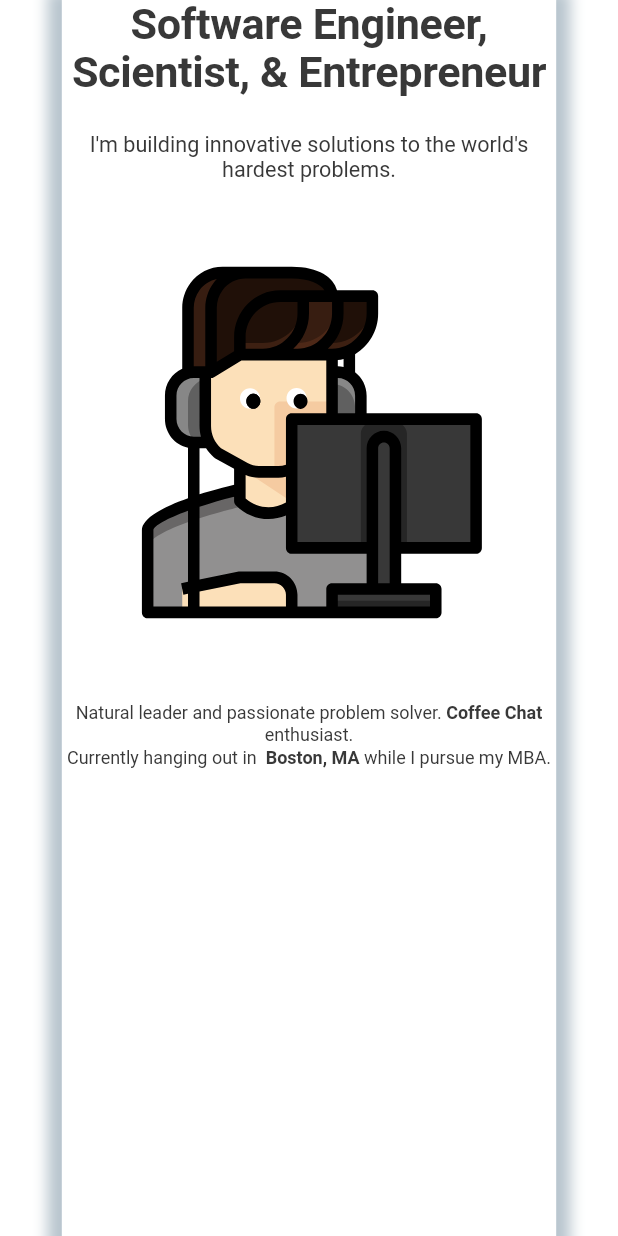
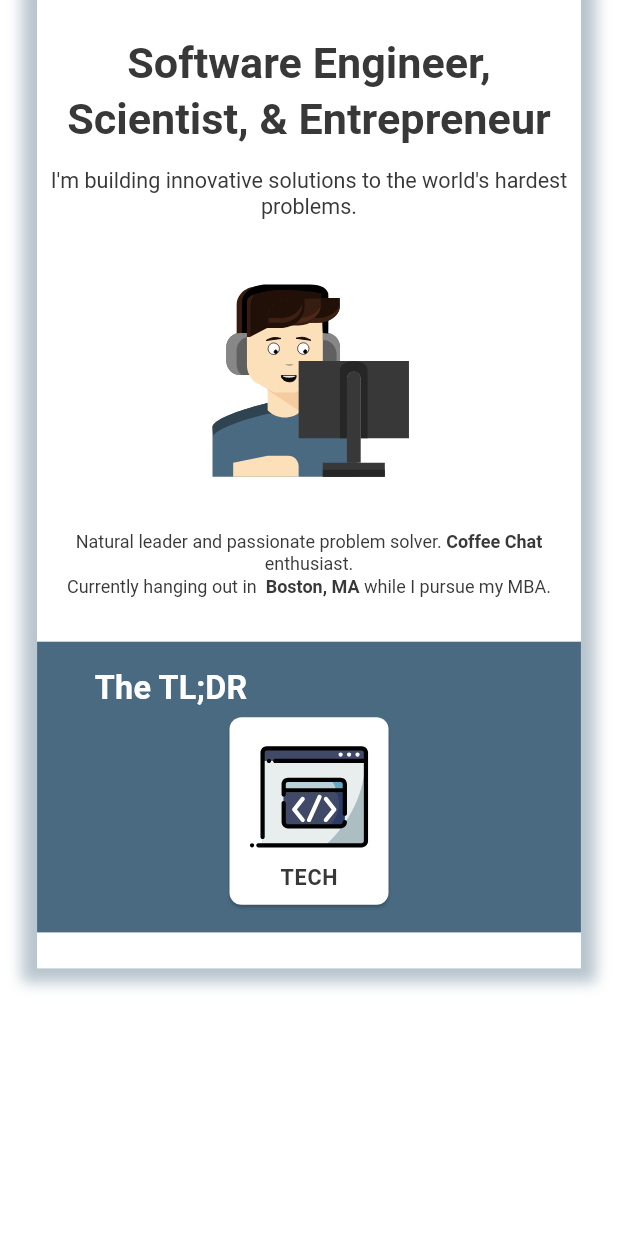
Before and after one commit to gavanaken/gavanaken.github.io, a Flutter app: the screen it shows after launch, on a phone screen of 412 x 824 dp. Run offline on Flutter 3.47's test engine with Material 3 defaults, Android fonts, the light colour scheme and no system bars; our stand-ins replace flutter_svg.

Commit message:
Static stuff complete mostly - moving on to tile interactions

```diff
--- /dev/null
+++ b/site/lib/clickable_tile.dart
@@ -0,0 +1,47 @@
+import 'package:flutter/material.dart';
+
+import 'package:flutter_svg/flutter_svg.dart';
+
+import 'colors.dart';
+import 'screen_helpers.dart';
+
+class ClickableTile extends StatelessWidget {
+  final String svgPath;
+  final String name;
+  final Function(String)? onTapCb;
+
+  const ClickableTile(
+      {super.key, required this.svgPath, required this.name, this.onTapCb});
+
+  @override
+  Widget build(BuildContext context) {
+    return InkWell(
+      onTap: () => onTapCb!(name),
+      child: Card(
+        color: BackgroundColors.white,
+        shape: RoundedRectangleBorder(
+          borderRadius: BorderRadius.circular(
+              8.0), // Adjust radius size here to make it smaller or larger
+        ),
+        child: Padding(
+            padding: EdgeInsets.all(8.0),
+            child: Column(
+              children: [
+                SvgPicture.asset(
+                  svgPath,
+                  height: 150 * getScreenScale(context),
+                  width: 150 * getScreenScale(context),
+                ),
+                Text(
+                  name,
+                  style: getScaledTextStyle(
+                    context,
+                    Theme.of(context).textTheme.labelMedium,
+                  ),
+                )
+              ],
+            )),
+      ),
+    );
+  }
+}
--- /dev/null
+++ b/site/lib/floating_container.dart
@@ -0,0 +1,35 @@
+import 'package:flutter/material.dart';
+import 'colors.dart';
+
+class FloatingContainer extends StatelessWidget {
+  final double edgeMargin;
+  final Widget? child;
+
+  const FloatingContainer({
+    super.key,
+    this.edgeMargin = 0.1,
+    this.child,
+  });
+
+  @override
+  Widget build(BuildContext context) {
+    return Container(
+      margin: EdgeInsets.symmetric(
+        horizontal: MediaQuery.of(context).size.width * edgeMargin,
+      ),
+      decoration: BoxDecoration(
+        color: BackgroundColors.white, // The background color of the container
+        boxShadow: [
+          BoxShadow(
+            color: BackgroundColors.grey
+                .withOpacity(0.8), // Shadow color with some transparency
+            spreadRadius: 10, // Spread radius
+            blurRadius: 7, // Blur radius
+            //offset: const Offset(-2, 0), // changes position of shadow
+          ),
+        ],
+      ),
+      child: child,
+    );
+  }
+}
--- a/site/lib/main.dart
+++ b/site/lib/main.dart
@@ -1,7 +1,11 @@
 import 'package:flutter/material.dart';
+
 import 'package:flutter_svg/flutter_svg.dart';
+import 'package:site/clickable_tile.dart';
+import 'package:site/floating_container.dart';
+import 'package:site/tile_content.dart';
 
-import 'text_helpers.dart';
+import 'screen_helpers.dart';
 
 import 'colors.dart';
 
@@ -38,13 +42,21 @@ class MyApp extends StatelessWidget {
         //     seedColor: BackgroundColors.blue, brightness: Brightness.light),
         scaffoldBackgroundColor: BackgroundColors.white,
         textTheme: const TextTheme(
-          displayLarge: TextStyle(
+          titleLarge: TextStyle(
               fontSize: 48,
+              color: TextColors.darkgrey,
+              fontWeight: FontWeight.bold),
+          titleMedium: TextStyle(
+              fontSize: 36,
               color: TextColors.darkgrey,
               fontWeight: FontWeight.bold),
           displayMedium: TextStyle(fontSize: 24, color: TextColors.darkgrey),
           displaySmall: TextStyle(fontSize: 20, color: TextColors.darkgrey),
           bodySmall: TextStyle(fontSize: 18, color: TextColors.darkgrey),
+          labelMedium: TextStyle(
+              fontSize: 24,
+              color: TextColors.darkgrey,
+              fontWeight: FontWeight.bold),
         ),
       ),
       home: const MyHomePage(title: 'Greg Van Aken'),
@@ -71,43 +83,31 @@ class MyHomePage extends StatefulWidget {
 }
 
 class _MyHomePageState extends State<MyHomePage> {
-  void _incrementCounter() {
+  String? selectedTile;
+
+  void selectTile(String tileName) {
+    if (selectedTile == tileName) {
+      // If the same tile is tapped again, collapse the detail view.
       setState(() {
-      // This call to setState tells the Flutter framework that something has
-      // changed in this State, which causes it to rerun the build method below
-      // so that the display can reflect the updated values. If we changed
-      // _counter without calling setState(), then the build method would not be
-      // called again, and so nothing would appear to happen.
+        selectedTile = null;
       });
+    } else {
+      setState(() {
+        selectedTile = tileName;
+      });
+    }
   }
 
   @override
   Widget build(BuildContext context) {
-    // Use MediaQuery to adjust the base font size based on the screen width
-    double screenWidth = MediaQuery.of(context).size.width;
-    double adjustedFontSize =
-        screenWidth < 600 ? 1.0 : 1.5; // 1.5 times bigger for wider screens
-
     return Scaffold(
-      body: Center(
-        // Center is a layout widget. It takes a single child and positions it
-        // in the middle of the parent.
-        child: Container(
-            margin: EdgeInsets.symmetric(
-                horizontal: MediaQuery.of(context).size.width * 0.1),
-            decoration: BoxDecoration(
-              color: BackgroundColors
-                  .white, // The background color of the container
-              boxShadow: [
-                BoxShadow(
-                  color: BackgroundColors.grey
-                      .withOpacity(0.8), // Shadow color with some transparency
-                  spreadRadius: 10, // Spread radius
-                  blurRadius: 7, // Blur radius
-                  offset: const Offset(0, 3), // changes position of shadow
-                ),
-              ],
-            ),
+      body: SingleChildScrollView(
+        child: Column(
+          children: [
+            FloatingContainer(
+              edgeMargin: getScreenScale(context) * 0.1,
+              child: Padding(
+                padding: const EdgeInsets.fromLTRB(0.0, 24.0, 0.0, 24.0),
                 child: Column(
                   mainAxisAlignment: MainAxisAlignment.start,
                   children: <Widget>[
@@ -119,30 +119,30 @@ class _MyHomePageState extends State<MyHomePage> {
                         Text(
                           "Software Engineer, Scientist, & Entrepreneur",
                           style: getScaledTextStyle(
-                            context, Theme.of(context).textTheme.displayLarge),
+                              context, Theme.of(context).textTheme.titleLarge),
                           textAlign: TextAlign.center,
                         ),
-                      const SizedBox(
-                        height: 24,
+                        SizedBox(
+                          height: getScreenScale(context) * 24,
                         ),
                         Text(
                           "I'm building innovative solutions to the world's hardest problems.",
-                        style: getScaledTextStyle(
-                            context, Theme.of(context).textTheme.displayMedium),
+                          style: getScaledTextStyle(context,
+                              Theme.of(context).textTheme.displayMedium),
                           textAlign: TextAlign.center,
                         ),
                       ],
                     ),
-                  const SizedBox(
-                    height: 48,
+                    SizedBox(
+                      height: getScreenScale(context) * 48,
                     ),
                     SvgPicture.asset(
                       "assets/about-me-avatar.svg",
-                    height: 250,
-                    width: 250,
+                      height: 250 * getScreenScale(context),
+                      width: 250 * getScreenScale(context),
                     ),
-                  const SizedBox(
-                    height: 48,
+                    SizedBox(
+                      height: getScreenScale(context) * 48,
                     ),
                     RichText(
                       textAlign: TextAlign.center,
@@ -179,8 +179,83 @@ class _MyHomePageState extends State<MyHomePage> {
                           ),
                         ],
                       ),
+                    ),
+                    SizedBox(
+                      height: getScreenScale(context) * 48,
+                    ),
+                    Container(
+                      decoration: const BoxDecoration(
+                        color: BackgroundColors.blue,
+                      ),
+                      child: Padding(
+                        padding: EdgeInsets.fromLTRB(
+                          getScreenScale(context) * 64,
+                          getScreenScale(context) * 24,
+                          getScreenScale(context) * 64,
+                          getScreenScale(context) * 24,
+                        ),
+                        child: Column(
+                          crossAxisAlignment: CrossAxisAlignment.center,
+                          mainAxisAlignment: MainAxisAlignment.center,
+                          children: [
+                            const Row(), // TODO: remove this hack, this just fills the container
+                            Align(
+                              alignment: Alignment.topLeft,
+                              child: Text(
+                                "The TL;DR",
+                                style: getScaledTextStyle(
+                                  context,
+                                  Theme.of(context).textTheme.titleMedium,
+                                )?.copyWith(
+                                  color: TextColors.white,
+                                ),
+                              ),
+                            ),
+                            Flex(
+                                mainAxisAlignment: MainAxisAlignment.center,
+                                direction: getScreenWidth(context) > 600
+                                    ? Axis.horizontal
+                                    : Axis.vertical,
+                                children: [
+                                  ClickableTile(
+                                    svgPath: "assets/tech-icon.svg",
+                                    name: "TECH",
+                                    onTapCb: selectTile,
                                   )
-                ])),
+                                ]),
+                            AnimatedCrossFade(
+                              duration: const Duration(milliseconds: 300),
+                              firstChild: Container(),
+                              secondChild: selectedTile != null
+                                  ? Container(
+                                      margin: EdgeInsets.only(
+                                          right: getScreenScale(context) * 100,
+                                          left: getScreenScale(context) * 100),
+                                      child: Card(
+                                          color: BackgroundColors.white,
+                                          shape: RoundedRectangleBorder(
+                                            borderRadius: BorderRadius.circular(
+                                                6.0), // Adjust radius size here to make it smaller or larger
+                                          ),
+                                          child: SelectedTileContent(
+                                            selectedTile: selectedTile,
+                                          )),
+                                    )
+                                  : Container(),
+                              crossFadeState: selectedTile != null
+                                  ? CrossFadeState.showSecond
+                                  : CrossFadeState.showFirst,
+                            ),
+                          ],
+                        ),
+                      ),
+                    )
+                  ],
+                ),
+              ),
+            ),
+          ],
+        ),
       ),
     );
   }
--- /dev/null
+++ b/site/lib/screen_helpers.dart
@@ -0,0 +1,28 @@
+import 'package:flutter/material.dart';
+
+double getScreenWidth(context) {
+  final screenWidth = MediaQuery.of(context).size.width;
+  return screenWidth;
+}
+
+double getScreenScale(BuildContext context) {
+  final screenWidth = getScreenWidth(context);
+
+  // Define your scaling logic based on the screen width
+  if (screenWidth <= 600) {
+    return 0.6;
+  } else if (screenWidth <= 800) {
+    return 0.7;
+  }
+
+  return 1.0;
+}
+
+TextStyle? getScaledTextStyle(BuildContext context, TextStyle? textStyle) {
+  // Define your scaling logic based on the screen width
+  double fontSize = textStyle!.fontSize ?? 14.0;
+  double adjustedFontSize = fontSize * getScreenScale(context);
+
+  // Return a new TextStyle with the adjusted font size
+  return textStyle.copyWith(fontSize: adjustedFontSize);
+}
--- a/site/lib/text_helpers.dart
+++ /dev/null
@@ -1,17 +0,0 @@
-import 'package:flutter/material.dart';
-
-TextStyle? getScaledTextStyle(BuildContext context, TextStyle? textStyle) {
-  final screenWidth = MediaQuery.of(context).size.width;
-
-  // Define your scaling logic based on the screen width
-  double adjustedFontSize =
-      textStyle?.fontSize ?? 14.0; // Default font size if not specified
-  if (screenWidth <= 480) {
-    adjustedFontSize *= 0.6;
-  } else if (screenWidth <= 600) {
-    adjustedFontSize *= 0.7;
-  }
-
-  // Return a new TextStyle with the adjusted font size
-  return textStyle?.copyWith(fontSize: adjustedFontSize);
-}
--- /dev/null
+++ b/site/lib/tile_content.dart
@@ -0,0 +1,30 @@
+import 'package:flutter/material.dart';
+
+class TechTileContent extends StatelessWidget {
+  const TechTileContent({super.key});
+
+  @override
+  build(BuildContext context) {
+    return Column(
+      children: [
+        Row(),
+        Text("This is tech!"),
+      ],
+    );
+  }
+}
+
+class SelectedTileContent extends StatelessWidget {
+  final String? selectedTile;
+  const SelectedTileContent({super.key, required this.selectedTile});
+
+  @override
+  build(BuildContext context) {
+    switch (selectedTile) {
+      case "TECH":
+        return TechTileContent();
+      default:
+        return Container();
+    }
+  }
+}
--- a/site/pubspec.yaml
+++ b/site/pubspec.yaml
@@ -63,6 +63,7 @@ flutter:
   # To add assets to your application, add an assets section, like this:
   assets:
     - assets/about-me-avatar.svg
+    - assets/tech-icon.svg
 
   # An image asset can refer to one or more resolution-specific "variants", see
   # https://flutter.dev/assets-and-images/#resolution-aware
```
Also changed, not shown: site/assets/about-me-avatar.svg, site/assets/tech-icon.svg (added). Lines whose indentation alone changed are shown as unchanged.
